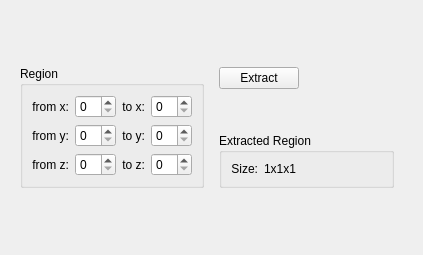
First picture: the form in source/modules/extract/ExtractWidget.ui, repository josefkoller/ambient_image_processor, before the edit.
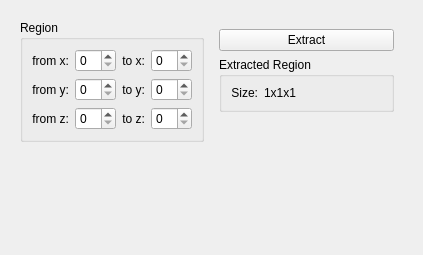
Second picture: the form after the edit.

Commit message: ui format: maximize horizontally and align to top

What changed in the file:
```diff
--- a/source/modules/extract/ExtractWidget.ui
+++ b/source/modules/extract/ExtractWidget.ui
@@ -17,7 +17,7 @@
    <item>
     <widget class="QWidget" name="widget" native="true">
      <layout class="QHBoxLayout" name="horizontalLayout_2">
-      <item>
+      <item alignment="Qt::AlignTop">
        <widget class="QGroupBox" name="groupBox_5">
         <property name="sizePolicy">
          <sizepolicy hsizetype="Maximum" vsizetype="Maximum">
@@ -110,13 +110,19 @@
         </layout>
        </widget>
       </item>
-      <item>
+      <item alignment="Qt::AlignTop">
        <widget class="QWidget" name="widget_2" native="true">
+        <property name="sizePolicy">
+         <sizepolicy hsizetype="Preferred" vsizetype="Maximum">
+          <horstretch>0</horstretch>
+          <verstretch>0</verstretch>
+         </sizepolicy>
+        </property>
         <layout class="QVBoxLayout" name="verticalLayout">
          <item>
           <widget class="QPushButton" name="extract_button">
            <property name="sizePolicy">
-            <sizepolicy hsizetype="Maximum" vsizetype="Fixed">
+            <sizepolicy hsizetype="Preferred" vsizetype="Preferred">
              <horstretch>0</horstretch>
              <verstretch>0</verstretch>
             </sizepolicy>
```
The commit also changes 20 other files.
